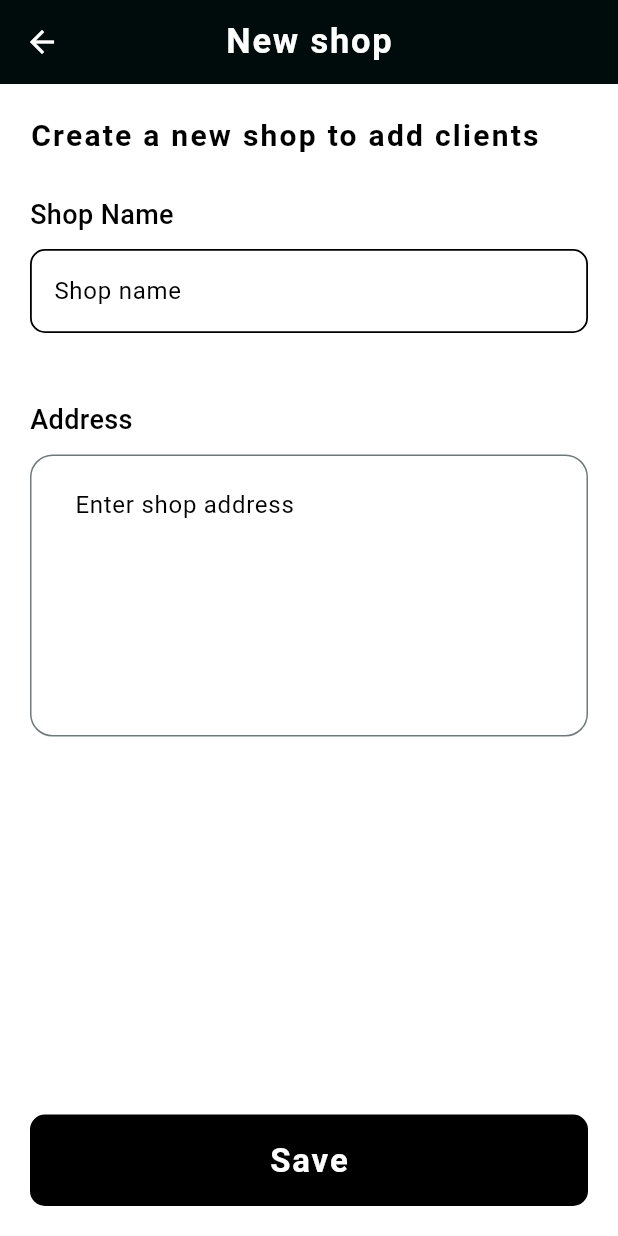
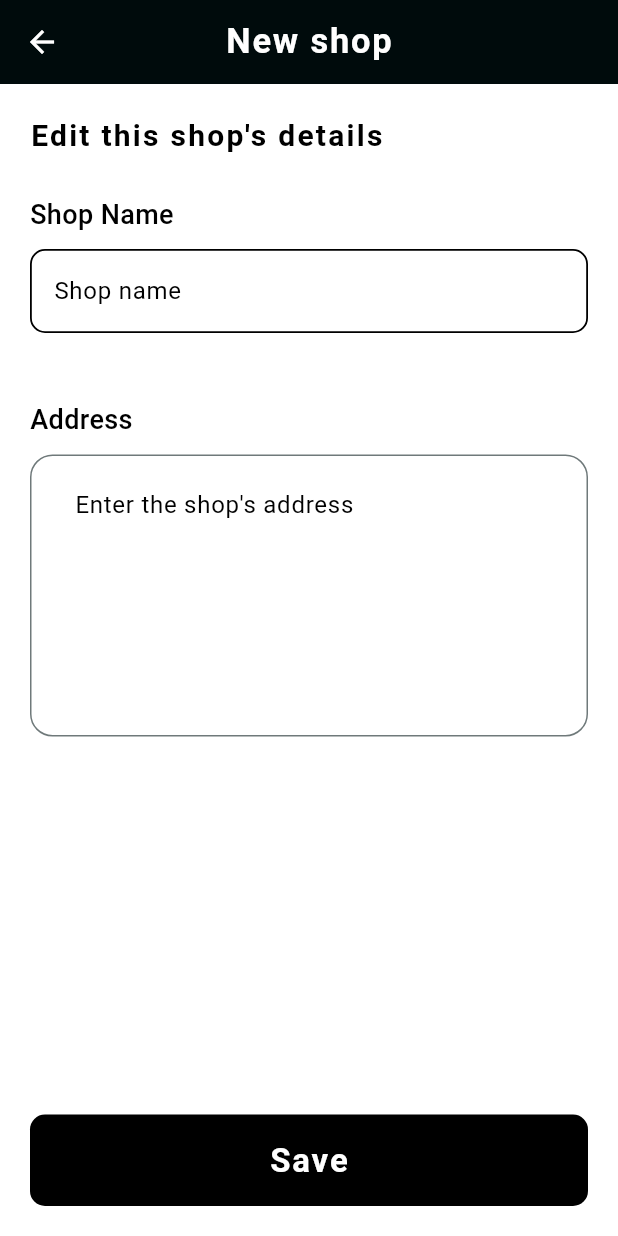
Before and after one commit to SpielerEinzig/zanna-clothing, a Flutter app: the ShopList screen opened directly, after a tap on the "add" icon, on a phone screen of 412 x 824 dp. Run offline on Flutter 3.47's test engine with Material 2 defaults, Android fonts, the light colour scheme and no system bars; our stand-ins replace cloud_firestore, firebase_auth, firebase_core; accounts and stored records are empty.

Commit message:
added crud functionalities for shops

```diff
--- a/lib/main.dart
+++ b/lib/main.dart
@@ -2,6 +2,7 @@ import 'package:firebase_core/firebase_core.dart';
 import 'package:flutter/material.dart';
 import 'package:provider/provider.dart';
 import 'package:zannas_clothing/src/navigator.dart';
+import 'package:zannas_clothing/src/provider/shop_client_provider.dart';
 import 'package:zannas_clothing/src/provider/user_provider.dart';
 
 import 'firebase_options.dart';
@@ -16,6 +17,7 @@ void main() async {
     MultiProvider(
       providers: [
         ChangeNotifierProvider(create: (_) => UserProvider()),
+        ChangeNotifierProvider(create: (_) => ShopClientProvider()),
       ],
       child: const MyApp(),
     ),
--- /dev/null
+++ b/lib/src/models/client_model.dart
@@ -0,0 +1,25 @@
+class ClientModel {
+  String name;
+  String phoneNumber;
+  String email;
+  String birthday;
+  String address;
+  String postalCode;
+  String profession;
+  String occasion;
+  List<String> images;
+  Map<String, dynamic> measurements;
+
+  ClientModel({
+    required this.address,
+    required this.name,
+    required this.email,
+    required this.measurements,
+    required this.images,
+    required this.occasion,
+    required this.birthday,
+    required this.phoneNumber,
+    required this.postalCode,
+    required this.profession,
+  });
+}
--- /dev/null
+++ b/lib/src/models/shop_model.dart
@@ -0,0 +1,19 @@
+class ShopModel {
+  String id;
+  String name;
+  String address;
+
+  ShopModel({
+    required this.id,
+    required this.name,
+    required this.address,
+  });
+
+  @override
+  bool operator ==(Object other) =>
+      identical(this, other) ||
+      other is ShopModel && runtimeType == other.runtimeType && id == other.id;
+
+  @override
+  int get hashCode => id.hashCode;
+}
--- /dev/null
+++ b/lib/src/provider/shop_client_provider.dart
@@ -0,0 +1,62 @@
+import 'package:cloud_firestore/cloud_firestore.dart';
+import 'package:flutter/material.dart';
+import 'package:zannas_clothing/src/services/shop_service.dart';
+
+import '../models/shop_model.dart';
+
+List<ShopModel> _shopList = [];
+
+class ShopClientProvider with ChangeNotifier {
+  final FirebaseFirestore _firestore = FirebaseFirestore.instance;
+  final ShopService _shopService = ShopService();
+
+  List<ShopModel> get getShopList => _shopList;
+
+  listenShopList() {
+    if (_shopList.isEmpty) {
+      _firestore.collection("shops").snapshots().listen((snapshots) {
+        final data = snapshots.docs;
+
+        _shopList = data.map<ShopModel>((doc) {
+          return ShopModel(
+            id: doc.id,
+            name: doc['name'],
+            address: doc['address'],
+          );
+        }).toList();
+
+        if (snapshots.docChanges.isNotEmpty) {
+          notifyListeners();
+        }
+      });
+    }
+  }
+
+  Future<String> createShop({
+    required String name,
+    required String address,
+  }) async {
+    String response =
+        await _shopService.createShop(name: name, address: address);
+
+    notifyListeners();
+
+    return response;
+  }
+
+  Future<String> editShop(ShopModel shopModel) async {
+    String response = await _shopService.editShop(shopModel);
+
+    notifyListeners();
+
+    return response;
+  }
+
+  Future<String> deleteShop(String shopId) async {
+    String response = await _shopService.deleteShop(shopId);
+
+    notifyListeners();
+
+    return response;
+  }
+}
--- a/lib/src/screens/shops/shop_details.dart
+++ b/lib/src/screens/shops/shop_details.dart
@@ -1,10 +1,21 @@
 import 'package:flutter/material.dart';
+import 'package:provider/provider.dart';
+import 'package:zannas_clothing/src/provider/shop_client_provider.dart';
+import 'package:zannas_clothing/src/utilities/mainUtilities.dart';
+import 'package:zannas_clothing/src/utilities/show_snackbar.dart';
 import 'package:zannas_clothing/src/widgets/custom_text_field.dart';
+import 'package:zannas_clothing/src/widgets/multi_line_text_field.dart';
 
+import '../../models/shop_model.dart';
+import '../../utilities/constants.dart';
 import '../../widgets/custom_button.dart';
 
 class ShopDetails extends StatefulWidget {
-  const ShopDetails({Key? key}) : super(key: key);
+  final ShopModel? shopModel;
+  const ShopDetails({
+    Key? key,
+    required this.shopModel,
+  }) : super(key: key);
 
   @override
   State<ShopDetails> createState() => _ShopDetailsState();
@@ -12,11 +23,29 @@ class ShopDetails extends StatefulWidget {
 
 class _ShopDetailsState extends State<ShopDetails> {
   final TextEditingController _shopNameController = TextEditingController();
+  final TextEditingController _addressController = TextEditingController();
+  final MainUtilities _mainUtilities = MainUtilities();
+
+  setTextFieldDetails() {
+    if (widget.shopModel != null) {
+      _mainUtilities.setTextFieldValue(
+          controller: _shopNameController, text: widget.shopModel!.name);
+      _mainUtilities.setTextFieldValue(
+          controller: _addressController, text: widget.shopModel!.address);
+    }
+  }
+
+  @override
+  void initState() {
+    super.initState();
+    setTextFieldDetails();
+  }
+
   @override
   Widget build(BuildContext context) {
     return Scaffold(
       appBar: AppBar(
-        title: const Text("New shop"),
+        title: Text(widget.shopModel != null ? "Edit shop" : "New shop"),
       ),
       body: Padding(
         padding: const EdgeInsets.all(20),
@@ -24,11 +53,12 @@ class _ShopDetailsState extends State<ShopDetails> {
           crossAxisAlignment: CrossAxisAlignment.start,
           children: [
             Expanded(
+              child: SingleChildScrollView(
                 child: Column(
                   crossAxisAlignment: CrossAxisAlignment.start,
                   children: [
                     const Text(
-                    "Create a new shop to add clients",
+                      "Edit this shop's details",
                       textAlign: TextAlign.left,
                       style: TextStyle(
                         fontSize: 20,
@@ -44,45 +74,42 @@ class _ShopDetailsState extends State<ShopDetails> {
                       isPassword: false,
                     ),
                     const SizedBox(height: 25),
-                  Column(
-                    mainAxisSize: MainAxisSize.min,
-                    crossAxisAlignment: CrossAxisAlignment.start,
-                    children: [
-                      const Text(
-                        "Address",
-                        style: TextStyle(
-                          fontSize: 18,
-                          color: Colors.black,
-                          fontWeight: FontWeight.w500,
+                    MultiLineTextField(
+                      title: "Address",
+                      hintText: "Enter the shop's address",
+                      controller: _addressController,
                     ),
-                      ),
-                      const SizedBox(height: 10),
-                      TextField(
-                        maxLines: 6,
-                        style: const TextStyle(color: Colors.black),
-                        decoration: InputDecoration(
-                          hintText: 'Enter shop address',
-                          hintStyle: const TextStyle(color: Colors.black),
-                          contentPadding: const EdgeInsets.symmetric(
-                            horizontal: 26,
-                            vertical: 22,
-                          ),
-                          focusedBorder: OutlineInputBorder(
-                            borderRadius: BorderRadius.circular(15),
-                            borderSide: const BorderSide(color: Colors.black),
-                          ),
-                          border: OutlineInputBorder(
-                            borderRadius: BorderRadius.circular(15),
-                            borderSide: const BorderSide(color: Colors.black),
+                  ],
                 ),
               ),
             ),
-                    ],
-                  )
-                ],
+            CustomButton(
+              text: "Save",
+              onTap: () async {
+                if (_shopNameController.text.isNotEmpty &&
+                    _addressController.text.isNotEmpty) {
+                  if (widget.shopModel != null) {
+                    await context.read<ShopClientProvider>().editShop(ShopModel(
+                        id: widget.shopModel!.id,
+                        name: _shopNameController.text,
+                        address: _addressController.text));
+                  } else {
+                    await context.read<ShopClientProvider>().createShop(
+                          address: _addressController.text,
+                          name: _shopNameController.text,
+                        );
+                  }
+
+                  await Future.delayed(duration, () {
+                    Navigator.pop(context);
+                  });
+                } else {
+                  showSnackBar(
+                      text: "Please make sure all fields are filled",
+                      context: context);
+                }
+              },
             ),
-            ),
-            CustomButton(text: "Save", onTap: () {}),
           ],
         ),
       ),
--- a/lib/src/screens/shops/shop_list.dart
+++ b/lib/src/screens/shops/shop_list.dart
@@ -1,4 +1,6 @@
 import 'package:flutter/material.dart';
+import 'package:provider/provider.dart';
+import 'package:zannas_clothing/src/provider/shop_client_provider.dart';
 import 'package:zannas_clothing/src/screens/shops/shop_details.dart';
 import 'package:zannas_clothing/src/widgets/shop_card.dart';
 
@@ -13,6 +15,12 @@ class ShopList extends StatefulWidget {
 
 class _ShopListState extends State<ShopList> {
   @override
+  void initState() {
+    super.initState();
+    context.read<ShopClientProvider>().listenShopList();
+  }
+
+  @override
   Widget build(BuildContext context) {
     return Scaffold(
       appBar: AppBar(
@@ -22,36 +30,21 @@ class _ShopListState extends State<ShopList> {
         ),
         title: const Text("SHOPS"),
       ),
-      body: const Padding(
-        padding: EdgeInsets.all(15),
-        child: SingleChildScrollView(
-          child: Column(
-            children: [
-              ShopCard(
-                clients: 8,
-                shop: "Victoria Island Shop",
-              ),
-              ShopCard(
-                clients: 8,
-                shop: "Victoria Island Shop",
-              ),
-              ShopCard(
-                clients: 8,
-                shop: "Victoria Island Shop",
-              ),
-              ShopCard(
-                clients: 8,
-                shop: "Victoria Island Shop",
-              ),
-            ],
-          ),
-        ),
+      body: Padding(
+        padding: const EdgeInsets.all(15),
+        child: Consumer<ShopClientProvider>(builder: (context, shops, child) {
+          return ListView.builder(
+              itemCount: shops.getShopList.length,
+              itemBuilder: (context, index) {
+                return ShopCard(shop: shops.getShopList[index]);
+              });
+        }),
       ),
       floatingActionButton: IconButton(
         onPressed: () {
           PageNavigation().pushPage(
             context: context,
-            page: const ShopDetails(),
+            page: const ShopDetails(shopModel: null),
           );
         },
         icon: Container(
--- /dev/null
+++ b/lib/src/utilities/mainUtilities.dart
@@ -0,0 +1,17 @@
+import 'package:flutter/material.dart';
+
+class MainUtilities {
+  setTextFieldValue({
+    required TextEditingController controller,
+    required String text,
+  }) {
+    String updatedText = controller.text + text;
+
+    controller.value = controller.value.copyWith(
+      text: updatedText,
+      selection: TextSelection.fromPosition(
+        TextPosition(offset: updatedText.length),
+      ),
+    );
+  }
+}
--- a/lib/src/utilities/show_snackbar.dart
+++ b/lib/src/utilities/show_snackbar.dart
@@ -1,7 +1,10 @@
 import 'package:flutter/material.dart';
 
-showSnackBar(
-    {required String text, required BuildContext context, Color? color}) {
+showSnackBar({
+  required String text,
+  required BuildContext context,
+  Color? color,
+}) {
   return ScaffoldMessenger.of(context).showSnackBar(
     SnackBar(
       backgroundColor: color ?? Colors.black,
--- /dev/null
+++ b/lib/src/widgets/multi_line_text_field.dart
@@ -0,0 +1,53 @@
+import 'package:flutter/material.dart';
+
+class MultiLineTextField extends StatelessWidget {
+  final String title;
+  final String hintText;
+  final TextEditingController controller;
+  const MultiLineTextField(
+      {Key? key,
+      required this.title,
+      required this.hintText,
+      required this.controller})
+      : super(key: key);
+
+  @override
+  Widget build(BuildContext context) {
+    return Column(
+      mainAxisSize: MainAxisSize.min,
+      crossAxisAlignment: CrossAxisAlignment.start,
+      children: [
+        Text(
+          title,
+          style: const TextStyle(
+            fontSize: 18,
+            color: Colors.black,
+            fontWeight: FontWeight.w500,
+          ),
+        ),
+        const SizedBox(height: 10),
+        TextField(
+          maxLines: 6,
+          controller: controller,
+          style: const TextStyle(color: Colors.black),
+          decoration: InputDecoration(
+            hintText: hintText,
+            hintStyle: const TextStyle(color: Colors.black),
+            contentPadding: const EdgeInsets.symmetric(
+              horizontal: 26,
+              vertical: 22,
+            ),
+            focusedBorder: OutlineInputBorder(
+              borderRadius: BorderRadius.circular(15),
+              borderSide: const BorderSide(color: Colors.black),
+            ),
+            border: OutlineInputBorder(
+              borderRadius: BorderRadius.circular(15),
+              borderSide: const BorderSide(color: Colors.black),
+            ),
+          ),
+        ),
+      ],
+    );
+  }
+}
--- a/lib/src/widgets/shop_card.dart
+++ b/lib/src/widgets/shop_card.dart
@@ -1,4 +1,6 @@
 import 'package:flutter/material.dart';
+import 'package:zannas_clothing/src/models/shop_model.dart';
+import 'package:zannas_clothing/src/screens/shops/shop_details.dart';
 
 import '../screens/clients/client_list.dart';
 import '../utilities/constants.dart';
@@ -6,12 +8,10 @@ import '../utilities/page_navigation.dart';
 
 class ShopCard extends StatelessWidget {
   final String? icon;
-  final String shop;
-  final int clients;
+  final ShopModel shop;
   const ShopCard({
     Key? key,
     this.icon,
-    required this.clients,
     required this.shop,
   }) : super(key: key);
 
@@ -60,7 +60,7 @@ class ShopCard extends StatelessWidget {
                             crossAxisAlignment: CrossAxisAlignment.start,
                             children: [
                               Text(
-                                shop,
+                                shop.name,
                                 style: const TextStyle(
                                   fontSize: 16,
                                   color: Colors.white,
@@ -68,10 +68,10 @@ class ShopCard extends StatelessWidget {
                                 ),
                               ),
                               const SizedBox(height: 6),
-                              const Text(
-                                "25 Awolowo avenue, victoria island",
+                              Text(
+                                shop.address,
                                 overflow: TextOverflow.ellipsis,
-                                style: TextStyle(
+                                style: const TextStyle(
                                   fontSize: 14,
                                   color: Colors.white,
                                   fontWeight: FontWeight.w400,
@@ -84,7 +84,12 @@ class ShopCard extends StatelessWidget {
                     ),
                   ),
                   IconButton(
-                    onPressed: () {},
+                    onPressed: () {
+                      PageNavigation().pushPage(
+                        context: context,
+                        page: ShopDetails(shopModel: shop),
+                      );
+                    },
                     icon: const Icon(
                       Icons.edit,
                       size: 18,
@@ -119,7 +124,12 @@ class ShopCard extends StatelessWidget {
                 children: [
                   const SizedBox(width: 35),
                   TextButton(
-                    onPressed: () {},
+                    onPressed: () {
+                      PageNavigation().pushPage(
+                        context: context,
+                        page: const ClientList(),
+                      );
+                    },
                     child: const Row(
                       children: [
                         Text("Show all 25 clients"),
```
Also changed, not shown: lib/src/services/shop_service.dart (added, +41 -0 lines). Lines whose indentation alone changed are shown as unchanged.
